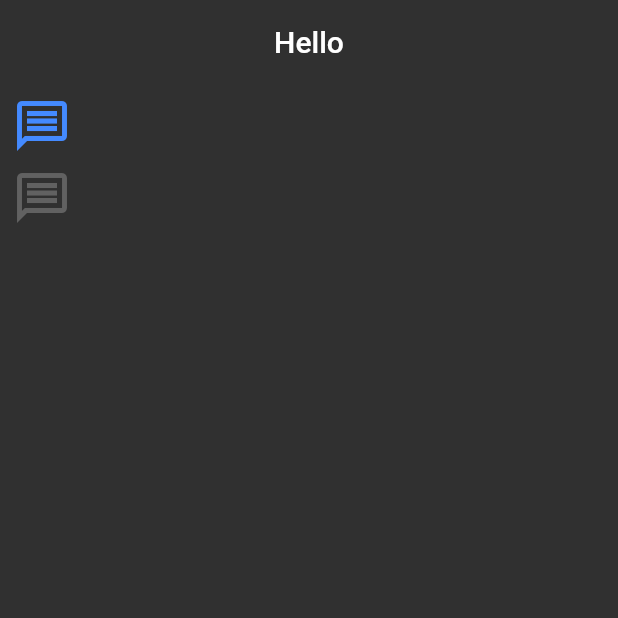
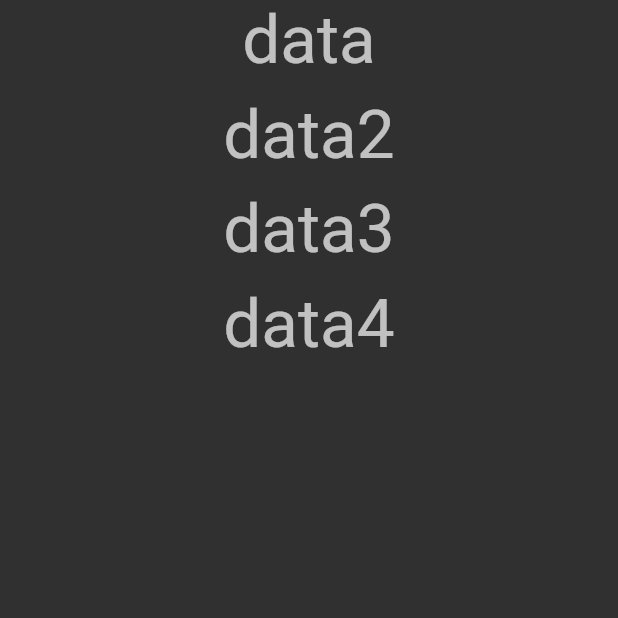
Before and after one commit to elifreis95/flutter_course_vb, a Flutter app: the screen it shows after launch, on a phone screen of 412 x 824 dp, the top half of it. Run offline on Flutter 3.47's test engine with Material 2 defaults, Android fonts, the phone set to English and light mode, and no system bars.

Commit message:
flutter full learn 4 stateless widget learning

```diff
--- /dev/null
+++ b/lib/101/stateless_learn.dart
@@ -0,0 +1,61 @@
+import 'package:flutter/material.dart';
+
+class StatelessLearn extends StatelessWidget {
+  final String text2 = "data";
+
+  const StatelessLearn({Key? key}) : super(key: key);
+  @override
+  Widget build(BuildContext context) {
+
+    return Scaffold(
+      body: Column(
+        children:[
+            TitleTextWidget(text: text2),
+           _emptyBox(),
+           const TitleTextWidget(text: "data2"),
+           _emptyBox(),
+           const TitleTextWidget(text: "data3"),
+           _emptyBox(),
+           const TitleTextWidget(text: "data4"),
+          const _CustomContainer(),
+          _emptyBox(),
+        ],
+      ),
+    );
+  }
+
+  SizedBox _emptyBox() => const SizedBox(height: 10,);
+}
+//extract widget
+class _CustomContainer extends StatelessWidget {
+  const _CustomContainer({
+    Key? key,
+  }) : super(key: key);
+
+  @override
+  Widget build(BuildContext context) {
+    return Container(
+      decoration: BoxDecoration(
+        borderRadius: BorderRadius.circular(28),
+        color: Colors.pink[400]),
+
+
+
+    );
+  }
+}
+
+class TitleTextWidget extends StatelessWidget {
+  const TitleTextWidget({Key? key,required this.text}) : super(key: key);
+  final String text;
+  //text null gelebilirse yani değer gelmeyebilirse
+  //'final String? text' required yok
+
+  @override
+  Widget build(BuildContext context) {
+    return Text(
+      text,
+      style: Theme.of(context).textTheme.headline3,
+    );
+  }
+}
--- a/lib/main.dart
+++ b/lib/main.dart
@@ -6,8 +6,12 @@ import 'package:flutter_full_learn/101/text_learn_view.dart';
 
 import '101/app_bar_learn.dart';
 import '101/button_learn.dart';
+import '101/card_learn.dart';
 import '101/color_learn.dart';
 import '101/icon_learn.dart';
+import '101/image_learn.dart';
+import '101/padding_learn.dart';
+import '101/stateless_learn.dart';
 
 
 void main() {
@@ -24,6 +28,9 @@ class MyApp extends StatelessWidget {
       title: 'Flutter Demo',
       debugShowCheckedModeBanner: false,
       theme: ThemeData.dark().copyWith(
+        cardTheme: CardTheme(
+          shape: RoundedRectangleBorder(borderRadius: BorderRadius.circular(20))
+        ),
         errorColor:  ColorsItems.deluge,
         appBarTheme: const  AppBarTheme(
           centerTitle: true,
@@ -32,7 +39,7 @@ class MyApp extends StatelessWidget {
           actionsIconTheme:  IconThemeData(color: Colors.pink),
         )
       ),
-      home: IconLearnView()
+      home:const StatelessLearn()
 
     );
   }
--- a/pubspec.yaml
+++ b/pubspec.yaml
@@ -59,8 +59,9 @@ flutter:
 
   # To add assets to your application, add an assets section, like this:
   # assets:
-  #   - images/a_dot_burr.jpeg
-  #   - images/a_dot_ham.jpeg
+  # - assets/21-215322_floral-png-floral-png-round-flower-frame-png.png
+  # - assets/png/
+
 
   # An image asset can refer to one or more resolution-specific "variants", see
   # https://flutter.dev/assets-and-images/#resolution-aware.
```
Also changed, not shown: lib/101/card_learn.dart (added, +52 -0 lines), lib/101/image_learn.dart (added, +46 -0 lines), lib/101/padding_learn.dart (added, +43 -0 lines), assets/69-694072_roses-rose-pinkroses-pink-flowers-flower-floral-circle.png (added), assets/png/21-215322_floral-png-floral-png-round-flower-frame-png.png (added).
